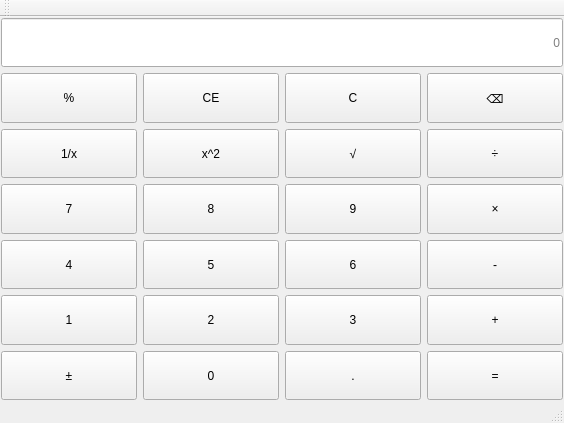
Above: mainwindow.ui from HRSstudyhard/QTProject before the change. Below: the same form after it.
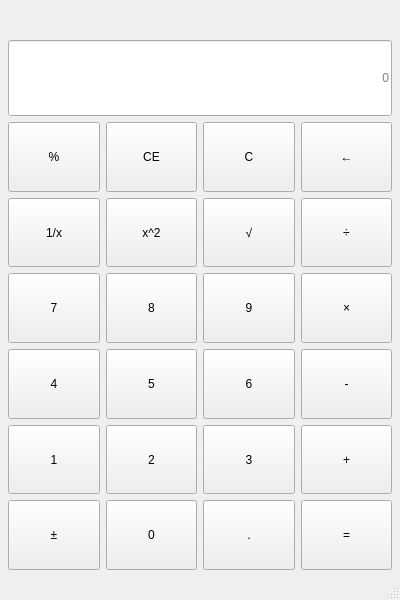
That is the form after the change.

Commit message:
优化界面布局并添加 QSS 样式表
- 去掉多余的菜单栏和工具栏，窗口改成竖版的手机计算器比例（400×600）
- 新增 lblExpression 标签，实时显示“左操作数 + 当前运算符”
- 修正控件命名与文本不一致的问题：C 与 CE 的文本对调，
  btnSquare / btnSqrt 的文本对调，语义与名字一致
- 退格键改用能正常显示的箭头符号，原来的 ⌫ 在 Windows 上显示成方框
- 新增 style.qss 并在 style.qrc 中注册，通过 QSS 统一设置
  数字键、运算符键、等号、清除键的配色与圆角、字号
- Lab1.pro 增加 RESOURCES 与 MSVC 的 /utf-8 编译选项（源文件含中文）

What changed in the file:
```diff
--- a/mainwindow.ui
+++ b/mainwindow.ui
@@ -6,127 +6,100 @@
    <rect>
     <x>0</x>
     <y>0</y>
-    <width>564</width>
-    <height>423</height>
+    <width>400</width>
+    <height>600</height>
    </rect>
   </property>
   <property name="windowTitle">
    <string>MainWindow</string>
   </property>
   <widget class="QWidget" name="centralWidget">
-   <layout class="QVBoxLayout" name="verticalLayout" stretch="0">
+   <layout class="QVBoxLayout" name="verticalLayout">
     <property name="spacing">
-     <number>3</number>
+     <number>6</number>
     </property>
     <property name="leftMargin">
-     <number>1</number>
+     <number>8</number>
     </property>
     <property name="topMargin">
-     <number>1</number>
+     <number>8</number>
     </property>
     <property name="rightMargin">
-     <number>1</number>
+     <number>8</number>
     </property>
     <property name="bottomMargin">
-     <number>1</number>
+     <number>8</number>
     </property>
+    <item>
+     <widget class="QLabel" name="lblExpression">
+      <property name="minimumSize">
+       <size>
+        <width>0</width>
+        <height>26</height>
+       </size>
+      </property>
+      <property name="alignment">
+       <set>Qt::AlignRight|Qt::AlignTrailing|Qt::AlignVCenter</set>
+      </property>
+      <property name="text">
+       <string/>
+      </property>
+     </widget>
+    </item>
+    <item>
+     <widget class="QLineEdit" name="display">
+      <property name="minimumSize">
+       <size>
+        <width>0</width>
+        <height>76</height>
+       </size>
+      </property>
+      <property name="readOnly">
+       <bool>true</bool>
+      </property>
+      <property name="alignment">
+       <set>Qt::AlignRight|Qt::AlignTrailing|Qt::AlignVCenter</set>
+      </property>
+      <property name="placeholderText">
+       <string>0</string>
+      </property>
+     </widget>
+    </item>
     <item>
      <layout class="QGridLayout" name="gridLayout_2">
-      <item row="3" column="3">
-       <widget class="QPushButton" name="btnMultiple">
+      <property name="spacing">
+       <number>6</number>
+      </property>
+      <item row="0" column="0">
+       <widget class="QPushButton" name="btnPercentage">
         <property name="sizePolicy">
-         <sizepolicy hsizetype="Expanding" vsizetype="Preferred">
+         <sizepolicy hsizetype="Expanding" vsizetype="Expanding">
           <horstretch>0</horstretch>
           <verstretch>0</verstretch>
          </sizepolicy>
         </property>
         <property name="text">
-         <string>×</string>
+         <string>%</string>
         </property>
        </widget>
       </item>
-      <item row="4" column="1">
-       <widget class="QPushButton" name="btnNum5">
-        <property name="sizePolicy">
-         <sizepolicy hsizetype="Expanding" vsizetype="Preferred">
-          <horstretch>0</horstretch>
-          <verstretch>0</verstretch>
-         </sizepolicy>
-        </property>
-        <property name="text">
-         <string>5</string>
-        </property>
-       </widget>
-      </item>
-      <item row="4" column="0">
-       <widget class="QPushButton" name="btnNum4">
-        <property name="sizePolicy">
-         <sizepolicy hsizetype="Expanding" vsizetype="Preferred">
-          <horstretch>0</horstretch>
-          <verstretch>0</verstretch>
-         </sizepolicy>
-        </property>
-        <property name="text">
-         <string>4</string>
-        </property>
-       </widget>
-      </item>
-      <item row="4" column="3">
-       <widget class="QPushButton" name="btnMinus">
-        <property name="sizePolicy">
-         <sizepolicy hsizetype="Expanding" vsizetype="Preferred">
-          <horstretch>0</horstretch>
-          <verstretch>0</verstretch>
-         </sizepolicy>
-        </property>
-        <property name="text">
-         <string>-</string>
-        </property>
-       </widget>
-      </item>
-      <item row="3" column="0">
-       <widget class="QPushButton" name="btnNum7">
-        <property name="sizePolicy">
-         <sizepolicy hsizetype="Expanding" vsizetype="Preferred">
-          <horstretch>0</horstretch>
-          <verstretch>0</verstretch>
-         </sizepolicy>
-        </property>
-        <property name="text">
-         <string>7</string>
-        </property>
-       </widget>
-      </item>
-      <item row="4" column="2">
-       <widget class="QPushButton" name="btnNum6">
-        <property name="sizePolicy">
-         <sizepolicy hsizetype="Expanding" vsizetype="Preferred">
-          <horstretch>0</horstretch>
-          <verstretch>0</verstretch>
-         </sizepolicy>
-        </property>
-        <property name="text">
-         <string>6</string>
-        </property>
-       </widget>
-      </item>
-      <item row="1" column="1">
-       <widget class="QPushButton" name="btnClearAll">
-        <property name="sizePolicy">
-         <sizepolicy hsizetype="Expanding" vsizetype="Preferred">
-          <horstretch>0</horstretch>
-          <verstretch>0</verstretch>
-         </sizepolicy>
-        </property>
-        <property name="text">
-         <string>CE</string>
-        </property>
-       </widget>
-      </item>
-      <item row="1" column="2">
+      <item row="0" column="1">
        <widget class="QPushButton" name="btnClear">
         <property name="sizePolicy">
-         <sizepolicy hsizetype="Expanding" vsizetype="Preferred">
+         <sizepolicy hsizetype="Expanding" vsizetype="Expanding">
+          <horstretch>0</horstretch>
+          <verstretch>0</verstretch>
+         </sizepolicy>
+        </property>
+        <property name="text">
+         <string>CE</string>
+        </property>
+       </widget>
+      </item>
+      <item row="0" column="2">
+       <widget class="QPushButton" name="btnClearAll">
+        <property name="sizePolicy">
+         <sizepolicy hsizetype="Expanding" vsizetype="Expanding">
           <horstretch>0</horstretch>
           <verstretch>0</verstretch>
          </sizepolicy>
@@ -136,49 +109,49 @@
         </property>
        </widget>
       </item>
-      <item row="1" column="3">
+      <item row="0" column="3">
        <widget class="QPushButton" name="btnDel">
         <property name="sizePolicy">
-         <sizepolicy hsizetype="Expanding" vsizetype="Preferred">
+         <sizepolicy hsizetype="Expanding" vsizetype="Expanding">
           <horstretch>0</horstretch>
           <verstretch>0</verstretch>
          </sizepolicy>
         </property>
         <property name="text">
-         <string>⌫</string>
+         <string>←</string>
         </property>
        </widget>
       </item>
-      <item row="3" column="1">
-       <widget class="QPushButton" name="btnNum8">
+      <item row="1" column="0">
+       <widget class="QPushButton" name="btnInverse">
         <property name="sizePolicy">
-         <sizepolicy hsizetype="Expanding" vsizetype="Preferred">
+         <sizepolicy hsizetype="Expanding" vsizetype="Expanding">
           <horstretch>0</horstretch>
           <verstretch>0</verstretch>
          </sizepolicy>
         </property>
         <property name="text">
-         <string>8</string>
+         <string>1/x</string>
         </property>
        </widget>
       </item>
-      <item row="2" column="1">
-       <widget class="QPushButton" name="btnSqrt">
-        <property name="sizePolicy">
-         <sizepolicy hsizetype="Expanding" vsizetype="Preferred">
-          <horstretch>0</horstretch>
-          <verstretch>0</verstretch>
-         </sizepolicy>
-        </property>
-        <property name="text">
-         <string>x^2</string>
-        </property>
-       </widget>
-      </item>
-      <item row="2" column="2">
+      <item row="1" column="1">
        <widget class="QPushButton" name="btnSquare">
         <property name="sizePolicy">
-         <sizepolicy hsizetype="Expanding" vsizetype="Preferred">
+         <sizepolicy hsizetype="Expanding" vsizetype="Expanding">
+          <horstretch>0</horstretch>
+          <verstretch>0</verstretch>
+         </sizepolicy>
+        </property>
+        <property name="text">
+         <string>x^2</string>
+        </property>
+       </widget>
+      </item>
+      <item row="1" column="2">
+       <widget class="QPushButton" name="btnSqrt">
+        <property name="sizePolicy">
+         <sizepolicy hsizetype="Expanding" vsizetype="Expanding">
           <horstretch>0</horstretch>
           <verstretch>0</verstretch>
          </sizepolicy>
@@ -188,49 +161,49 @@
         </property>
        </widget>
       </item>
+      <item row="1" column="3">
+       <widget class="QPushButton" name="btnDivide">
+        <property name="sizePolicy">
+         <sizepolicy hsizetype="Expanding" vsizetype="Expanding">
+          <horstretch>0</horstretch>
+          <verstretch>0</verstretch>
+         </sizepolicy>
+        </property>
+        <property name="text">
+         <string>÷</string>
+        </property>
+       </widget>
+      </item>
       <item row="2" column="0">
-       <widget class="QPushButton" name="btnInverse">
+       <widget class="QPushButton" name="btnNum7">
         <property name="sizePolicy">
-         <sizepolicy hsizetype="Expanding" vsizetype="Preferred">
+         <sizepolicy hsizetype="Expanding" vsizetype="Expanding">
           <horstretch>0</horstretch>
           <verstretch>0</verstretch>
          </sizepolicy>
         </property>
         <property name="text">
-         <string>1/x</string>
+         <string>7</string>
         </property>
        </widget>
       </item>
-      <item row="1" column="0">
-       <widget class="QPushButton" name="btnPercentage">
+      <item row="2" column="1">
+       <widget class="QPushButton" name="btnNum8">
         <property name="sizePolicy">
-         <sizepolicy hsizetype="Expanding" vsizetype="Preferred">
+         <sizepolicy hsizetype="Expanding" vsizetype="Expanding">
           <horstretch>0</horstretch>
           <verstretch>0</verstretch>
          </sizepolicy>
         </property>
         <property name="text">
-         <string>%</string>
+         <string>8</string>
         </property>
        </widget>
       </item>
-      <item row="5" column="2">
-       <widget class="QPushButton" name="btnNum3">
-        <property name="sizePolicy">
-         <sizepolicy hsizetype="Expanding" vsizetype="Preferred">
-          <horstretch>0</horstretch>
-          <verstretch>0</verstretch>
-         </sizepolicy>
-        </property>
-        <property name="text">
-         <string>3</string>
-        </property>
-       </widget>
-      </item>
-      <item row="3" column="2">
+      <item row="2" column="2">
        <widget class="QPushButton" name="btnNum9">
         <property name="sizePolicy">
-         <sizepolicy hsizetype="Expanding" vsizetype="Preferred">
+         <sizepolicy hsizetype="Expanding" vsizetype="Expanding">
           <horstretch>0</horstretch>
           <verstretch>0</verstretch>
          </sizepolicy>
@@ -240,10 +213,75 @@
         </property>
        </widget>
       </item>
-      <item row="5" column="0">
+      <item row="2" column="3">
+       <widget class="QPushButton" name="btnMultiple">
+        <property name="sizePolicy">
+         <sizepolicy hsizetype="Expanding" vsizetype="Expanding">
+          <horstretch>0</horstretch>
+          <verstretch>0</verstretch>
+         </sizepolicy>
+        </property>
+        <property name="text">
+         <string>×</string>
+        </property>
+       </widget>
+      </item>
+      <item row="3" column="0">
+       <widget class="QPushButton" name="btnNum4">
+        <property name="sizePolicy">
+         <sizepolicy hsizetype="Expanding" vsizetype="Expanding">
+          <horstretch>0</horstretch>
+          <verstretch>0</verstretch>
+         </sizepolicy>
+        </property>
+        <property name="text">
+         <string>4</string>
+        </property>
+       </widget>
+      </item>
+      <item row="3" column="1">
+       <widget class="QPushButton" name="btnNum5">
+        <property name="sizePolicy">
+         <sizepolicy hsizetype="Expanding" vsizetype="Expanding">
+          <horstretch>0</horstretch>
+          <verstretch>0</verstretch>
+         </sizepolicy>
+        </property>
+        <property name="text">
+         <string>5</string>
+        </property>
+       </widget>
+      </item>
+      <item row="3" column="2">
+       <widget class="QPushButton" name="btnNum6">
+        <property name="sizePolicy">
+         <sizepolicy hsizetype="Expanding" vsizetype="Expanding">
+          <horstretch>0</horstretch>
+          <verstretch>0</verstretch>
+         </sizepolicy>
+        </property>
+        <property name="text">
+         <string>6</string>
+        </property>
+       </widget>
+      </item>
+      <item row="3" column="3">
+       <widget class="QPushButton" name="btnMinus">
+        <property name="sizePolicy">
+         <sizepolicy hsizetype="Expanding" vsizetype="Expanding">
+          <horstretch>0</horstretch>
+          <verstretch>0</verstretch>
+         </sizepolicy>
+        </property>
+        <property name="text">
+         <string>-</string>
+        </property>
+       </widget>
+      </item>
+      <item row="4" column="0">
        <widget class="QPushButton" name="btnNum1">
         <property name="sizePolicy">
-         <sizepolicy hsizetype="Expanding" vsizetype="Preferred">
+         <sizepolicy hsizetype="Expanding" vsizetype="Expanding">
           <horstretch>0</horstretch>
           <verstretch>0</verstretch>
          </sizepolicy>
@@ -253,23 +291,36 @@
         </property>
        </widget>
       </item>
-      <item row="6" column="0">
-       <widget class="QPushButton" name="btnZF">
+      <item row="4" column="1">
+       <widget class="QPushButton" name="btnNum2">
         <property name="sizePolicy">
-         <sizepolicy hsizetype="Expanding" vsizetype="Preferred">
+         <sizepolicy hsizetype="Expanding" vsizetype="Expanding">
           <horstretch>0</horstretch>
           <verstretch>0</verstretch>
          </sizepolicy>
         </property>
         <property name="text">
-         <string>±</string>
+         <string>2</string>
         </property>
        </widget>
       </item>
-      <item row="5" column="3">
+      <item row="4" column="2">
+       <widget class="QPushButton" name="btnNum3">
+        <property name="sizePolicy">
+         <sizepolicy hsizetype="Expanding" vsizetype="Expanding">
+          <horstretch>0</horstretch>
+          <verstretch>0</verstretch>
+         </sizepolicy>
+        </property>
+        <property name="text">
+         <string>3</string>
+        </property>
+       </widget>
+      </item>
+      <item row="4" column="3">
        <widget class="QPushButton" name="btnPlus">
         <property name="sizePolicy">
-         <sizepolicy hsizetype="Expanding" vsizetype="Preferred">
+         <sizepolicy hsizetype="Expanding" vsizetype="Expanding">
           <horstretch>0</horstretch>
           <verstretch>0</verstretch>
          </sizepolicy>
@@ -279,55 +330,23 @@
         </property>
        </widget>
       </item>
+      <item row="5" column="0">
+       <widget class="QPushButton" name="btnZF">
+        <property name="sizePolicy">
+         <sizepolicy hsizetype="Expanding" vsizetype="Expanding">
+          <horstretch>0</horstretch>
+          <verstretch>0</verstretch>
+         </sizepolicy>
+        </property>
+        <property name="text">
+         <string>±</string>
+        </property>
+       </widget>
+      </item>
       <item row="5" column="1">
-       <widget class="QPushButton" name="btnNum2">
-        <property name="sizePolicy">
-         <sizepolicy hsizetype="Expanding" vsizetype="Preferred">
-          <horstretch>0</horstretch>
-          <verstretch>0</verstretch>
-         </sizepolicy>
-        </property>
-        <property name="text">
-         <string>2</string>
-        </property>
-       </widget>
-      </item>
-      <item row="0" column="0" colspan="4">
-       <widget class="QLineEdit" name="display">
-        <property name="sizePolicy">
-         <sizepolicy hsizetype="Expanding" vsizetype="Preferred">
-          <horstretch>0</horstretch>
-          <verstretch>0</verstretch>
-         </sizepolicy>
-        </property>
-        <property name="text">
-         <string/>
-        </property>
-        <property name="alignment">
-         <set>Qt::AlignRight|Qt::AlignTrailing|Qt::AlignVCenter</set>
-        </property>
-        <property name="placeholderText">
-         <string>0</string>
-        </property>
-       </widget>
-      </item>
-      <item row="6" column="3">
-       <widget class="QPushButton" name="btnEqual">
-        <property name="sizePolicy">
-         <sizepolicy hsizetype="Expanding" vsizetype="Preferred">
-          <horstretch>0</horstretch>
-          <verstretch>0</verstretch>
-         </sizepolicy>
-        </property>
-        <property name="text">
-         <string>=</string>
-        </property>
-       </widget>
-      </item>
-      <item row="6" column="1">
        <widget class="QPushButton" name="btnNum0">
         <property name="sizePolicy">
-         <sizepolicy hsizetype="Expanding" vsizetype="Preferred">
+         <sizepolicy hsizetype="Expanding" vsizetype="Expanding">
           <horstretch>0</horstretch>
           <verstretch>0</verstretch>
          </sizepolicy>
@@ -337,10 +356,10 @@
         </property>
        </widget>
       </item>
-      <item row="6" column="2">
+      <item row="5" column="2">
        <widget class="QPushButton" name="btnPeriod">
         <property name="sizePolicy">
-         <sizepolicy hsizetype="Expanding" vsizetype="Preferred">
+         <sizepolicy hsizetype="Expanding" vsizetype="Expanding">
           <horstretch>0</horstretch>
           <verstretch>0</verstretch>
          </sizepolicy>
@@ -350,16 +369,16 @@
         </property>
        </widget>
       </item>
-      <item row="2" column="3">
-       <widget class="QPushButton" name="btnDivide">
+      <item row="5" column="3">
+       <widget class="QPushButton" name="btnEqual">
         <property name="sizePolicy">
-         <sizepolicy hsizetype="Expanding" vsizetype="Preferred">
+         <sizepolicy hsizetype="Expanding" vsizetype="Expanding">
           <horstretch>0</horstretch>
           <verstretch>0</verstretch>
          </sizepolicy>
         </property>
         <property name="text">
-         <string>÷</string>
+         <string>=</string>
         </property>
        </widget>
       </item>
@@ -367,24 +386,6 @@
     </item>
    </layout>
   </widget>
-  <widget class="QMenuBar" name="menuBar">
-   <property name="geometry">
-    <rect>
-     <x>0</x>
-     <y>0</y>
-     <width>564</width>
-     <height>23</height>
-    </rect>
-   </property>
-  </widget>
-  <widget class="QToolBar" name="mainToolBar">
-   <attribute name="toolBarArea">
-    <enum>TopToolBarArea</enum>
-   </attribute>
-   <attribute name="toolBarBreak">
-    <bool>false</bool>
-   </attribute>
-  </widget>
   <widget class="QStatusBar" name="statusBar"/>
  </widget>
  <layoutdefault spacing="6" margin="11"/>
```
Left out of the diff: 2 changed lines with no effect on the pictures. The commit also changes 3 other files.
